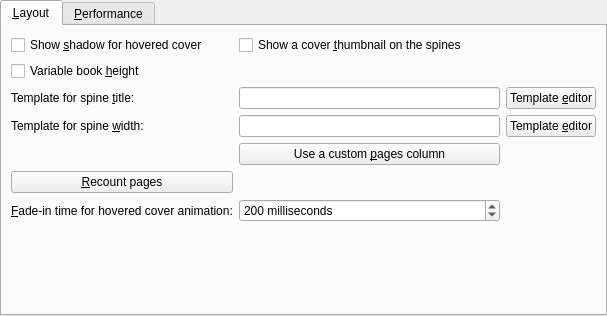
This is src/calibre/gui2/preferences/look_feel_tabs/bookshelf_view.ui in kovidgoyal/calibre as Qt 5 draws it before an edit. The edited form follows.
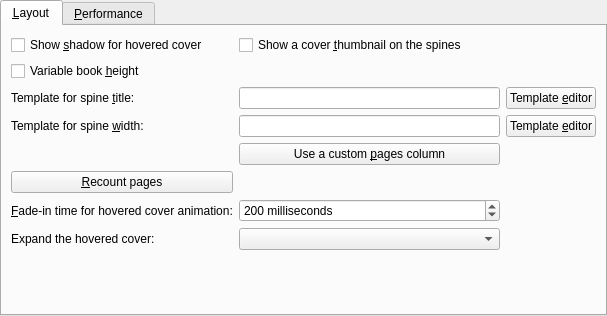
This is the edited form. Custom widgets are drawn as their Qt base class.

Commit message: add settings for hovered book

```diff
--- a/src/calibre/gui2/preferences/look_feel_tabs/bookshelf_view.ui
+++ b/src/calibre/gui2/preferences/look_feel_tabs/bookshelf_view.ui
@@ -146,6 +146,16 @@
       </property>
      </widget>
     </item>
+    <item row="22" column="0">
+     <widget class="QLabel" name="label_hover_interact">
+      <property name="text">
+       <string>Expand the hovered cover:</string>
+      </property>
+     </widget>
+    </item>
+    <item row="22" column="1">
+     <widget class="QComboBox" name="opt_bookshelf_hover"/>
+    </item>
    </layout>
   </widget>
   <widget class="CoverCacheConfig" name="config_cache">
```
The commit also changes 3 other files.
